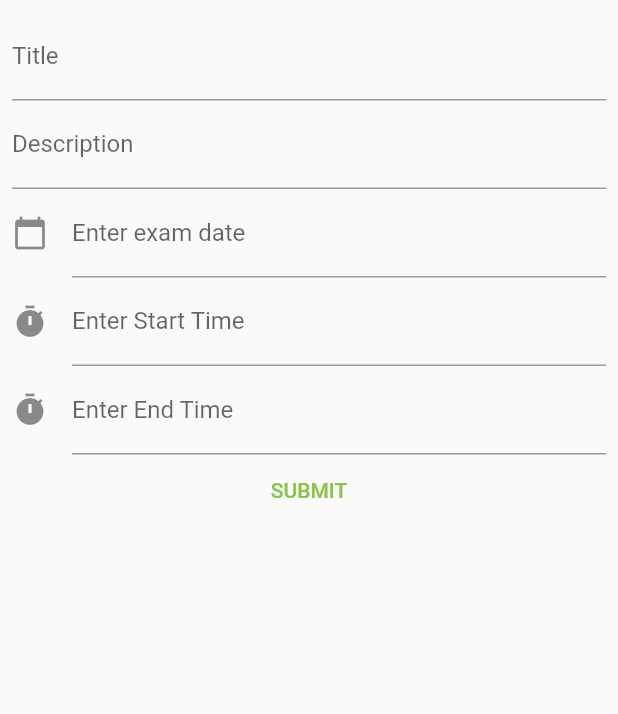
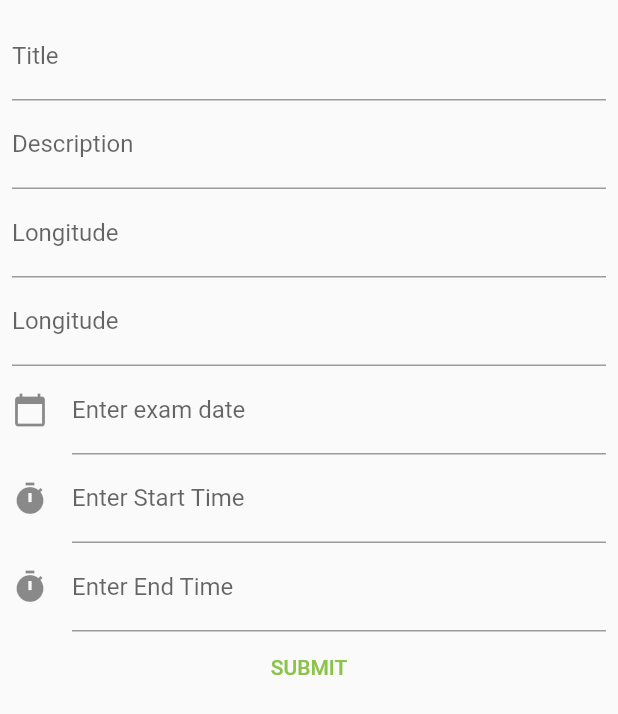
Before and after one commit to Drobarov12/FirstFlutter, a Flutter app: the NewExam widget shown alone on an empty page, opened directly with empty values, after a tap on "SUBMIT", on a phone screen of 412 x 824 dp. Shown: the top 714 px of the screen. Run offline on Flutter 3.47's test engine with Material 2 defaults, Android fonts, the phone set to English and light mode, and no system bars; our stand-ins replace google_maps_flutter; missing offline and left inert: flutter_clean_calendar.

Commit message:
lab 5 | Setting Long/Latt on Exam + showing on map

```diff
--- a/flutter_lab3/lib/Model/Exams.dart
+++ b/flutter_lab3/lib/Model/Exams.dart
@@ -4,6 +4,8 @@ class Exams {
   final DateTime dateOfExam;
   final DateTime startTime;
   final DateTime endTime;
+  final String longitude;
+  final String latitude;
 
   Exams({
     required this.title,
@@ -11,5 +13,7 @@ class Exams {
     required this.dateOfExam,
     required this.startTime,
     required this.endTime,
+    required this.longitude,
+    required this.latitude,
   });
 }
--- /dev/null
+++ b/flutter_lab3/lib/Widget/Maps.dart
@@ -0,0 +1,58 @@
+import 'package:flutter/material.dart';
+import 'package:google_maps_flutter/google_maps_flutter.dart';
+
+class MapView extends StatefulWidget {
+  final double latitude;
+  final double longitude;
+  final String locationName;
+
+  MapView(
+      {required this.latitude,
+      required this.longitude,
+      required this.locationName});
+
+  @override
+  State<StatefulWidget> createState() => _MapState();
+}
+
+class _MapState extends State<MapView> {
+  late GoogleMapController mapController;
+
+  void _onMapCreated(GoogleMapController controller) {
+    mapController = controller;
+  }
+
+  @override
+  Widget build(BuildContext context) {
+    LatLng _center = LatLng(widget.latitude, widget.longitude);
+    String location = widget.locationName;
+    return MaterialApp(
+      home: Scaffold(
+        appBar: AppBar(
+          title: const Text('Maps Sample App'),
+          leading: IconButton(
+            icon: Icon(Icons.arrow_back), // Use any icon you prefer
+            onPressed: () {
+              // Navigate back to the previous page
+              Navigator.of(context).pop();
+            },
+          ),
+          backgroundColor: Colors.green[700],
+        ),
+        body: GoogleMap(
+          onMapCreated: _onMapCreated,
+          initialCameraPosition: CameraPosition(
+            target: _center,
+            zoom: 11.0,
+          ),
+          markers: {
+            Marker(
+              markerId: MarkerId(location),
+              position: _center,
+            ), // Marker
+          }, // markers
+        ),
+      ),
+    );
+  }
+}
--- a/flutter_lab3/lib/Widget/NewExam.dart
+++ b/flutter_lab3/lib/Widget/NewExam.dart
@@ -17,6 +17,8 @@ class _NewExamState extends State<NewExam> {
   final _vrednostController = TextEditingController();
   final _startTimeController = TextEditingController();
   final _endTimeController = TextEditingController();
+  final _longitudeController = TextEditingController();
+  final _latitudeController = TextEditingController();
 
   void _submitData() {
     if (_vrednostController.text.isEmpty ||
@@ -26,6 +28,8 @@ class _NewExamState extends State<NewExam> {
     }
     final vnesenNaslov = _naslovController.text;
     final descriptionValue = _descriptionController.text;
+    final longitudeValue = _longitudeController.text;
+    final latitudeValue = _latitudeController.text;
     final vnesenaVrednost = DateTime.parse(_vrednostController.text);
     final startTimeValue = DateTime.parse(
         _vrednostController.text + " " + _startTimeController.text);
@@ -41,6 +45,8 @@ class _NewExamState extends State<NewExam> {
       dateOfExam: vnesenaVrednost,
       startTime: startTimeValue,
       endTime: endTimeValue,
+      longitude: longitudeValue,
+      latitude: latitudeValue,
     );
     widget.addItem(newItem);
     Navigator.of(context).pop();
@@ -60,6 +66,16 @@ class _NewExamState extends State<NewExam> {
           TextField(
             controller: _descriptionController,
             decoration: InputDecoration(labelText: "Description"),
+            onSubmitted: (_) => _submitData(),
+          ),
+          TextField(
+            controller: _longitudeController,
+            decoration: InputDecoration(labelText: "Longitude"),
+            onSubmitted: (_) => _submitData(),
+          ),
+          TextField(
+            controller: _latitudeController,
+            decoration: InputDecoration(labelText: "Longitude"),
             onSubmitted: (_) => _submitData(),
           ),
           TextField(
--- a/flutter_lab3/pubspec.yaml
+++ b/flutter_lab3/pubspec.yaml
@@ -34,7 +34,7 @@ dependencies:
     sdk: flutter
   intl: ^0.17.0
   flutter_clean_calendar: ^1.1.0
-
+  google_maps_flutter: ^2.3.0
 
   # The following adds the Cupertino Icons font to your application.
   # Use with the CupertinoIcons class for iOS style icons.
```
Also changed, not shown: flutter_application_1/pubspec.lock, flutter_lab3/pubspec.lock, 1 other file.
